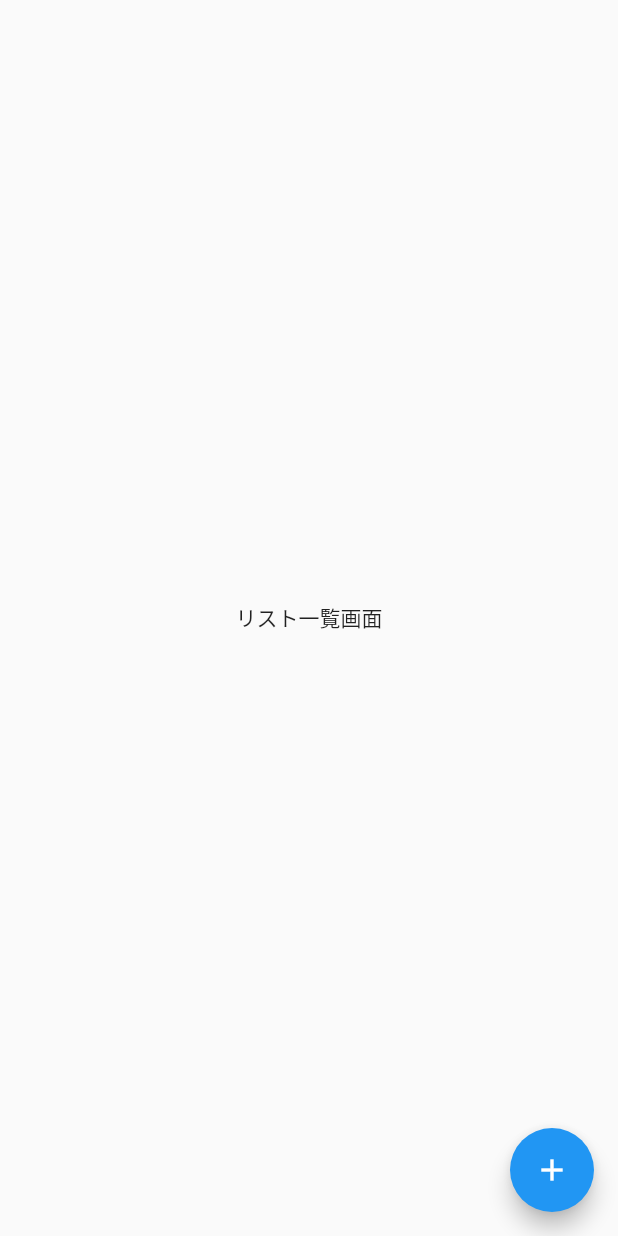
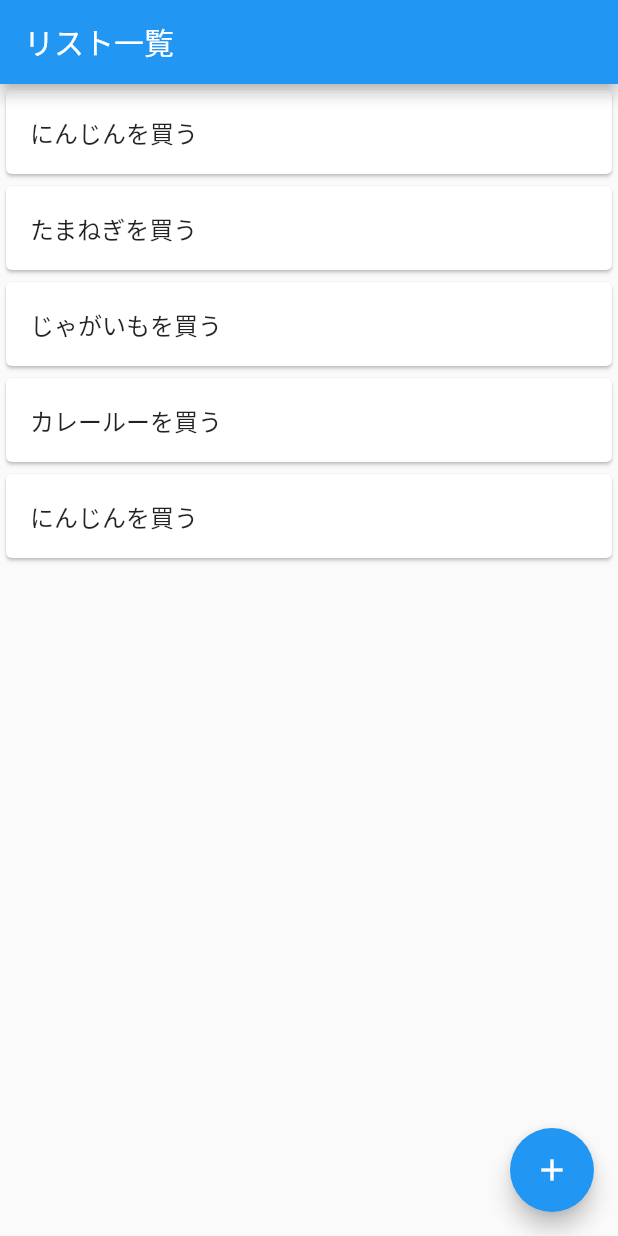
Before and after one commit to OoseYuuki/flutter_todo, a Flutter app: the screen it shows after launch, on a phone screen of 412 x 824 dp. Run offline on Flutter 3.47's test engine with Material 2 defaults, Android fonts, the phone set to English and light mode, and no system bars.

Commit message:
TODOリスト一覧画面のレイアウト調整

```diff
--- a/lib/main.dart
+++ b/lib/main.dart
@@ -21,8 +21,37 @@ class TodoListPage extends StatelessWidget {
 	@override
 	Widget build(BuildContext context) {
 		return Scaffold(
-			body: Center(
-				child: Text('リスト一覧画面'),
+			appBar: AppBar(
+        title: Text('リスト一覧'),
+      ),
+			body: ListView(
+				children: <Widget>[
+					Card(
+						child: ListTile(
+							title: Text('にんじんを買う'),
+						),
+					),
+					Card(
+						child: ListTile(
+							title: Text('たまねぎを買う'),
+						),
+					),
+					Card(
+						child: ListTile(
+							title: Text('じゃがいもを買う'),
+						),
+					),
+					Card(
+						child: ListTile(
+							title: Text('カレールーを買う'),
+						),
+					),
+					Card(
+						child: ListTile(
+							title: Text('にんじんを買う'),
+						),
+					),
+				],
 			),
 			floatingActionButton: FloatingActionButton(
 				onPressed: () {
```
